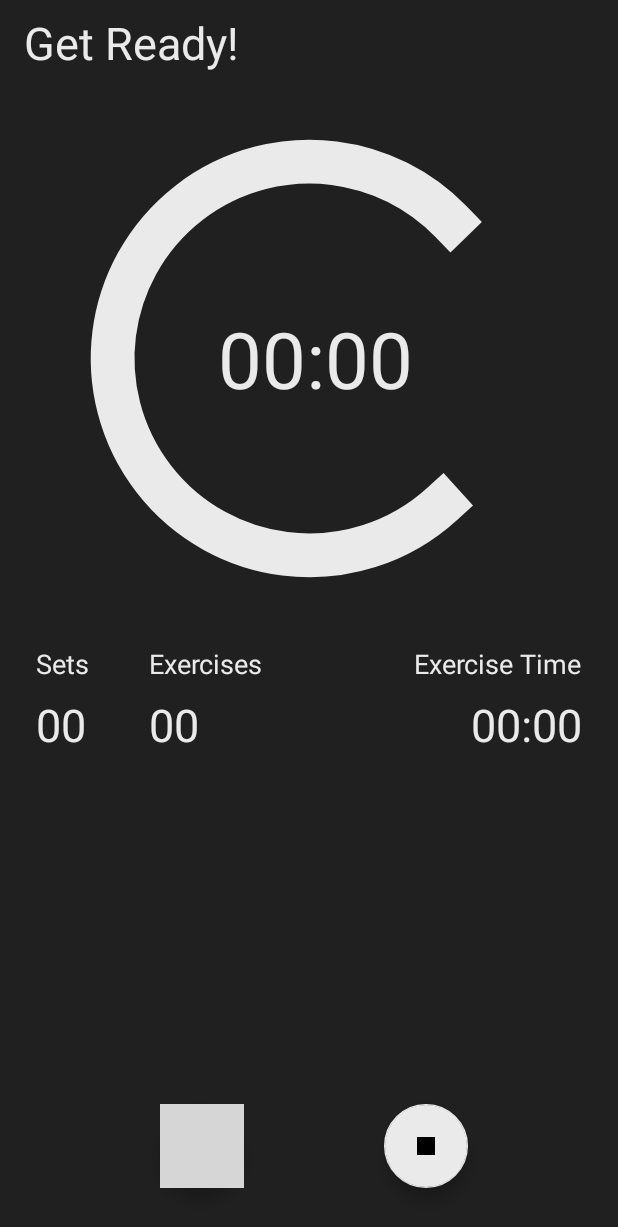
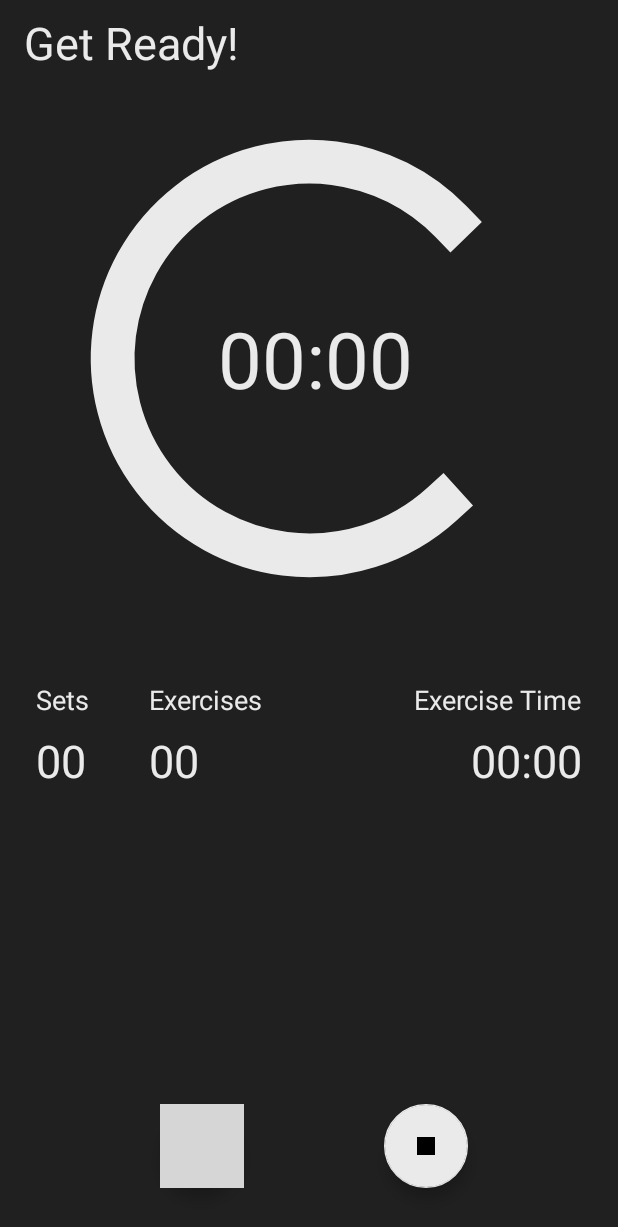
Before and after one commit to xziska02/Tabata, an Android app: the TimerActivity screen opened directly, with no data from a screen before it, on a phone screen of 412 x 824 dp. Shown: the top 1227 px of the screen. Run offline under Robolectric (Android 15) with nearby library versions, the phone set to English and light mode, and no system bars; our stand-ins replace ButterKnife; libraries missing offline, so code that uses them is left out: me.zhanghai.android; plain views replace MaterialProgressBar; 2 statements that could not run were skipped; grey boxes are pictures that could not be loaded.

Commit message:
line spacing

```diff
--- /dev/null
+++ b/app/src/main/java/com/example/peter/timerjava/BaseInterface.java
@@ -0,0 +1,5 @@
+package com.example.peter.timerjava;
+
+public interface BaseInterface {
+    void finish();
+}
--- a/app/src/main/java/com/example/peter/timerjava/Settings/SettingContract.java
+++ b/app/src/main/java/com/example/peter/timerjava/Settings/SettingContract.java
@@ -2,17 +2,17 @@ package com.example.peter.timerjava.Settings;
 
 import android.content.Intent;
 
+import com.example.peter.timerjava.BaseInterface;
 import com.example.peter.timerjava.Data.Training;
 
 public interface SettingContract {
 
-    interface PresenterInterface{
+    interface PresenterInterface extends BaseInterface{
         boolean saveTraining();
         void setWorkoutTime(long duration);
         void setRestTime(long duration);
         void setTrainingNameAndSet(String name,int set);
         void setTrainingSets(int set);
-        void finish();
         void getExtra(Intent intent);
         void setExercisesNumber(int exercises);
     }
--- a/app/src/main/java/com/example/peter/timerjava/Settings/SettingPresenter.java
+++ b/app/src/main/java/com/example/peter/timerjava/Settings/SettingPresenter.java
@@ -74,6 +74,7 @@ public class SettingPresenter implements SettingContract.PresenterInterface {
 
     @Override
     public void finish() {
+        DatabaseManager.getInstance().closeDB();
         mActivity.finish();
     }
 
--- a/app/src/main/java/com/example/peter/timerjava/Timer/TimerActivity.java
+++ b/app/src/main/java/com/example/peter/timerjava/Timer/TimerActivity.java
@@ -96,9 +96,7 @@ public class TimerActivity extends AppCompatActivity implements TimerContract.Ti
                             .setAction("Action", null).show();
                     presenterInterface.stopTimer();
                     playBtn.setImageDrawable(ContextCompat.getDrawable(mContext,R.drawable.ic_play));
-
             }
-
             }
         });
     }
--- a/app/src/main/java/com/example/peter/timerjava/Timer/TimerContract.java
+++ b/app/src/main/java/com/example/peter/timerjava/Timer/TimerContract.java
@@ -1,10 +1,10 @@
 package com.example.peter.timerjava.Timer;
 
-import android.graphics.Color;
+import com.example.peter.timerjava.BaseInterface;
 
 public interface TimerContract {
 
-    interface TimerPresenterInterface{
+    interface TimerPresenterInterface extends BaseInterface {
         void startTimer();
         void pauseTimer();
         void stopTimer(); //reinitialisation of timer
--- a/app/src/main/java/com/example/peter/timerjava/TrainingList/ListContract.java
+++ b/app/src/main/java/com/example/peter/timerjava/TrainingList/ListContract.java
@@ -1,8 +1,10 @@
 package com.example.peter.timerjava.TrainingList;
+
+import com.example.peter.timerjava.BaseInterface;
 
 public interface ListContract {
 
-    interface ListPresenter{
+    interface ListPresenter extends BaseInterface {
         void addNewTraining();
     }
 
--- a/app/src/main/java/com/example/peter/timerjava/TrainingList/ListPresenter.java
+++ b/app/src/main/java/com/example/peter/timerjava/TrainingList/ListPresenter.java
@@ -27,4 +27,8 @@ public class ListPresenter implements ListContract.ListPresenter {
 
     }
 
+    @Override
+    public void finish() {
+        DatabaseManager.getInstance().closeDB();
+    }
 }
--- a/app/src/main/java/com/example/peter/timerjava/TrainingList/ListViewActivity.java
+++ b/app/src/main/java/com/example/peter/timerjava/TrainingList/ListViewActivity.java
@@ -25,7 +25,6 @@ public class ListViewActivity extends AppCompatActivity implements ListContract.
     RecyclerView mTrainingRecycler;
     private static ListContract.ListView instance;
     private Context mContext;
-
 
     public static ListContract.ListView getInstance(){
         return instance;
@@ -66,7 +65,6 @@ public class ListViewActivity extends AppCompatActivity implements ListContract.
         });
     }
 
-
     @Override
     public void setAdapter(){
         TrainingAdapter adapter = new TrainingAdapter(this);
--- a/app/src/main/java/com/example/peter/timerjava/Utils/Util.java
+++ b/app/src/main/java/com/example/peter/timerjava/Utils/Util.java
@@ -17,8 +17,8 @@ public class Util {
         long timeInSeconds = duration/1000;
         long minutes = timeInSeconds / 60;
         long remainingSeconds = timeInSeconds % 60;
-        String minuteStr = "";
-        String secondsStr = "";
+        String minuteStr;
+        String secondsStr;
         if (minutes < 10){
             minuteStr = "0" + Long.toString(minutes);
         }else{
--- a/app/src/main/res/layout/timer_layout.xml
+++ b/app/src/main/res/layout/timer_layout.xml
@@ -58,7 +58,7 @@
         android:layout_marginLeft="8dp"
         android:layout_marginRight="8dp"
         android:layout_marginStart="8dp"
-        android:layout_marginTop="8dp"
+        android:layout_marginTop="32dp"
         app:layout_constraintBottom_toBottomOf="parent"
         app:layout_constraintEnd_toEndOf="parent"
         app:layout_constraintHorizontal_bias="1.0"
--- a/app/src/main/res/layout/workout_item.xml
+++ b/app/src/main/res/layout/workout_item.xml
@@ -74,7 +74,7 @@
                 <ImageView
                     android:id="@+id/imageView5"
                     android:layout_width="52dp"
-                    android:layout_height="28dp"
+                    android:layout_height="32dp"
                     android:layout_marginTop="8dp"
                     app:layout_constraintStart_toStartOf="parent"
                     app:layout_constraintTop_toTopOf="parent"
```
Also changed, not shown: app/src/main/java/com/example/peter/timerjava/Data/DatabaseManager.java (+4 -4 lines), app/src/main/java/com/example/peter/timerjava/Timer/TimerPresenter.java (+8 -3 lines), app/src/main/java/com/example/peter/timerjava/TrainingList/TrainingAdapter.java (+4 -4 lines), app/src/main/java/com/example/peter/timerjava/Settings/SettingActivity.java (indentation only). Lines whose indentation alone changed are shown as unchanged.
